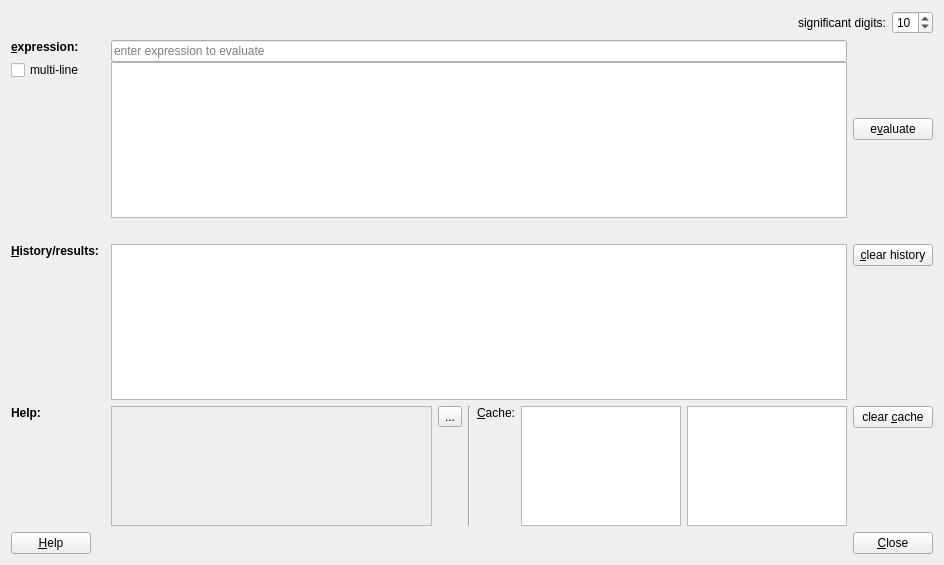
Before: the Qt Designer form plugins/qfe_calculator/qfecalculatordialog.ui in jkriege2/QuickFit3, drawn with Qt 5.
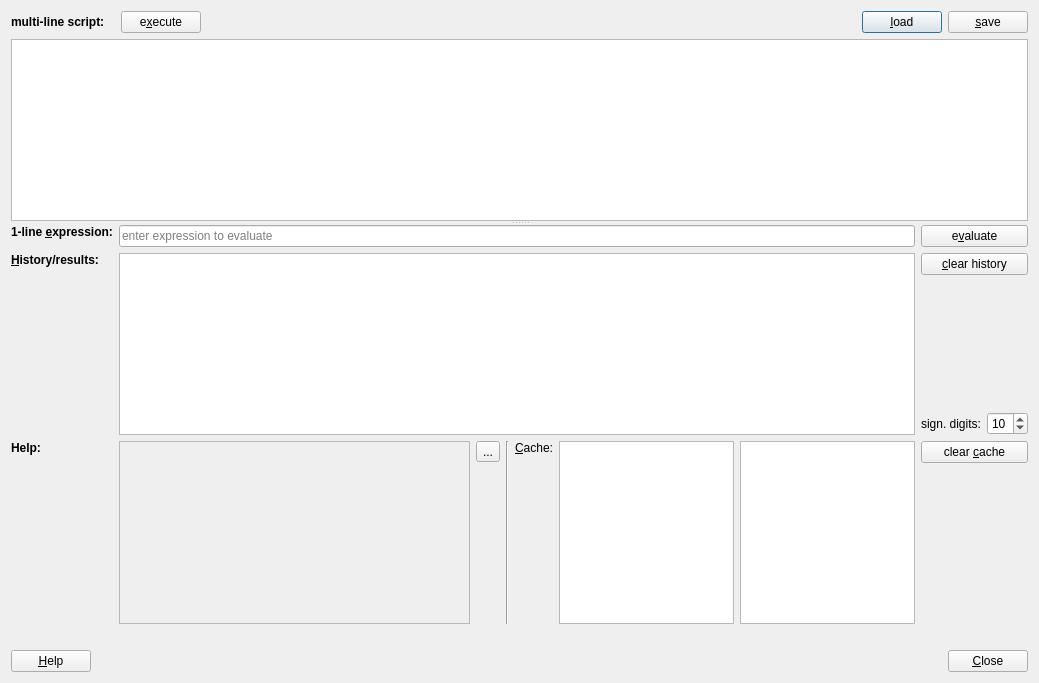
After: the same form once the commit is applied. Icons and pictures are not drawn. Custom widgets are drawn as their Qt base class.

Commit message: * improved user-interface with resizable (and always visible) editor for longer scripts

The edit to the form file:
```diff
--- a/plugins/qfe_calculator/qfecalculatordialog.ui
+++ b/plugins/qfe_calculator/qfecalculatordialog.ui
@@ -6,8 +6,8 @@
    <rect>
     <x>0</x>
     <y>0</y>
-    <width>944</width>
-    <height>565</height>
+    <width>1039</width>
+    <height>683</height>
    </rect>
   </property>
   <property name="windowTitle">
@@ -17,9 +17,91 @@
    <iconset resource="qfecalculator.qrc">
     <normaloff>:/qfe_calculator/qfecalculator.png</normaloff>:/qfe_calculator/qfecalculator.png</iconset>
   </property>
+  <layout class="QVBoxLayout" name="verticalLayout_5">
+   <item>
+    <widget class="QVisibleHandleSplitter" name="splitter">
+     <property name="orientation">
+      <enum>Qt::Vertical</enum>
+     </property>
+     <widget class="QWidget" name="gridLayoutWidget">
+      <layout class="QGridLayout" name="gridLayout_2">
+       <item row="0" column="2">
+        <spacer name="horizontalSpacer_3">
+         <property name="orientation">
+          <enum>Qt::Horizontal</enum>
+         </property>
+         <property name="sizeHint" stdset="0">
+          <size>
+           <width>40</width>
+           <height>20</height>
+          </size>
+         </property>
+        </spacer>
+       </item>
+       <item row="1" column="0" colspan="5">
+        <widget class="QPlainTextEdit" name="pteExpression"/>
+       </item>
+       <item row="0" column="3">
+        <widget class="QPushButton" name="btnLoad">
+         <property name="text">
+          <string>&amp;load</string>
+         </property>
+         <property name="icon">
+          <iconset resource="../../lib/lib.qrc">
+           <normaloff>:/lib/file_open.png</normaloff>:/lib/file_open.png</iconset>
+         </property>
+        </widget>
+       </item>
+       <item row="0" column="0">
+        <widget class="QLabel" name="label_7">
+         <property name="font">
+          <font>
+           <weight>75</weight>
+           <bold>true</bold>
+          </font>
+         </property>
+         <property name="text">
+          <string>multi-line script:   </string>
+         </property>
+         <property name="alignment">
+          <set>Qt::AlignLeading|Qt::AlignLeft|Qt::AlignVCenter</set>
+         </property>
+         <property name="buddy">
+          <cstring>pteExpression</cstring>
+         </property>
+        </widget>
+       </item>
+       <item row="0" column="4">
+        <widget class="QPushButton" name="btnSave">
+         <property name="text">
+          <string>&amp;save</string>
+         </property>
+         <property name="icon">
+          <iconset resource="../../lib/lib.qrc">
+           <normaloff>:/lib/save16.png</normaloff>:/lib/save16.png</iconset>
+         </property>
+        </widget>
+       </item>
+       <item row="0" column="1">
+        <widget class="QPushButton" name="btnEvaluateScript">
+         <property name="focusPolicy">
+          <enum>Qt::NoFocus</enum>
+         </property>
+         <property name="text">
+          <string>e&amp;xecute</string>
+         </property>
+         <property name="icon">
+          <iconset resource="qfecalculator.qrc">
+           <normaloff>:/qfe_calculator/qfecalculator.png</normaloff>:/qfe_calculator/qfecalculator.png</iconset>
+         </property>
+        </widget>
+       </item>
+      </layout>
+     </widget>
+     <widget class="QWidget" name="layoutWidget">
   <layout class="QGridLayout" name="gridLayout">
-   <item row="4" column="0">
-    <widget class="QLabel" name="label_4">
+       <item row="0" column="0">
+        <widget class="QLabel" name="label_6">
      <property name="font">
       <font>
        <weight>75</weight>
@@ -27,7 +109,7 @@
       </font>
      </property>
      <property name="text">
-      <string>Help:</string>
+          <string>1-line &amp;expression:</string>
      </property>
      <property name="alignment">
       <set>Qt::AlignLeading|Qt::AlignLeft|Qt::AlignTop</set>
@@ -37,26 +119,14 @@
      </property>
     </widget>
    </item>
-   <item row="3" column="0">
-    <widget class="QLabel" name="label_2">
-     <property name="font">
-      <font>
-       <weight>75</weight>
-       <bold>true</bold>
-      </font>
-     </property>
-     <property name="text">
-      <string>&amp;History/results:</string>
-     </property>
-     <property name="alignment">
-      <set>Qt::AlignLeading|Qt::AlignLeft|Qt::AlignTop</set>
-     </property>
-     <property name="buddy">
-      <cstring>edtExpression</cstring>
-     </property>
-    </widget>
-   </item>
-   <item row="1" column="3">
+       <item row="0" column="1">
+        <widget class="QFEnhancedLineEdit" name="edtExpression">
+         <property name="placeholderText">
+          <string>enter expression to evaluate</string>
+         </property>
+        </widget>
+       </item>
+       <item row="0" column="2">
     <widget class="QPushButton" name="btnEvaluate">
      <property name="focusPolicy">
       <enum>Qt::NoFocus</enum>
@@ -64,54 +134,107 @@
      <property name="text">
       <string>e&amp;valuate</string>
      </property>
-    </widget>
-   </item>
-   <item row="6" column="0" colspan="4">
-    <layout class="QHBoxLayout" name="horizontalLayout">
+         <property name="icon">
+          <iconset resource="qfecalculator.qrc">
+           <normaloff>:/qfe_calculator/qfecalculator.png</normaloff>:/qfe_calculator/qfecalculator.png</iconset>
+         </property>
+        </widget>
+       </item>
+       <item row="1" column="0">
+        <widget class="QLabel" name="label_2">
+         <property name="font">
+          <font>
+           <weight>75</weight>
+           <bold>true</bold>
+          </font>
+         </property>
+         <property name="text">
+          <string>&amp;History/results:</string>
+         </property>
+         <property name="alignment">
+          <set>Qt::AlignLeading|Qt::AlignLeft|Qt::AlignTop</set>
+         </property>
+         <property name="buddy">
+          <cstring>edtHistory</cstring>
+         </property>
+        </widget>
+       </item>
+       <item row="1" column="1">
+        <widget class="QPlainTextEdit" name="edtHistory">
+         <property name="readOnly">
+          <bool>true</bool>
+         </property>
+        </widget>
+       </item>
+       <item row="1" column="2">
+        <layout class="QVBoxLayout" name="verticalLayout">
      <item>
-      <widget class="QPushButton" name="pushButton">
+          <widget class="QPushButton" name="btnClearHistory">
        <property name="focusPolicy">
         <enum>Qt::NoFocus</enum>
        </property>
        <property name="text">
-        <string>&amp;Help</string>
+            <string>&amp;clear history</string>
        </property>
        <property name="icon">
         <iconset resource="../../lib/lib.qrc">
-         <normaloff>:/lib/help.png</normaloff>:/lib/help.png</iconset>
+             <normaloff>:/lib/clear.png</normaloff>:/lib/clear.png</iconset>
        </property>
       </widget>
      </item>
      <item>
-      <spacer name="horizontalSpacer">
+          <spacer name="verticalSpacer">
        <property name="orientation">
-        <enum>Qt::Horizontal</enum>
+            <enum>Qt::Vertical</enum>
        </property>
        <property name="sizeHint" stdset="0">
         <size>
-         <width>40</width>
-         <height>20</height>
+             <width>20</width>
+             <height>40</height>
         </size>
        </property>
       </spacer>
      </item>
      <item>
-      <widget class="QPushButton" name="pushButton_2">
-       <property name="focusPolicy">
-        <enum>Qt::NoFocus</enum>
-       </property>
+          <layout class="QHBoxLayout" name="horizontalLayout_3">
+           <item>
+            <widget class="QLabel" name="label_5">
        <property name="text">
-        <string>&amp;Close</string>
-       </property>
-       <property name="icon">
-        <iconset resource="../../lib/lib.qrc">
-         <normaloff>:/lib/exit.png</normaloff>:/lib/exit.png</iconset>
-       </property>
+              <string>sign. digits:</string>
+             </property>
+            </widget>
+           </item>
+           <item>
+            <widget class="QSpinBox" name="spinDigits">
+             <property name="minimum">
+              <number>1</number>
+             </property>
+             <property name="value">
+              <number>10</number>
+             </property>
       </widget>
      </item>
     </layout>
    </item>
-   <item row="4" column="2" rowspan="2">
+        </layout>
+       </item>
+       <item row="2" column="0">
+        <widget class="QLabel" name="label_4">
+         <property name="font">
+          <font>
+           <weight>75</weight>
+           <bold>true</bold>
+          </font>
+         </property>
+         <property name="text">
+          <string>Help:</string>
+         </property>
+         <property name="alignment">
+          <set>Qt::AlignLeading|Qt::AlignLeft|Qt::AlignTop</set>
+         </property>
+        </widget>
+       </item>
+       <item row="2" column="1">
     <layout class="QHBoxLayout" name="horizontalLayout_2" stretch="6,0,0,0,3,3">
      <item>
       <widget class="QScrollArea" name="scrollArea">
@@ -123,12 +246,21 @@
          <rect>
           <x>0</x>
           <y>0</y>
-          <width>322</width>
-          <height>118</height>
+              <width>354</width>
+              <height>177</height>
          </rect>
         </property>
         <layout class="QVBoxLayout" name="verticalLayout_4">
-         <property name="margin">
+             <property name="leftMargin">
+              <number>0</number>
+             </property>
+             <property name="topMargin">
+              <number>0</number>
+             </property>
+             <property name="rightMargin">
+              <number>0</number>
+             </property>
+             <property name="bottomMargin">
           <number>0</number>
          </property>
          <item>
@@ -201,7 +333,7 @@
         <set>Qt::AlignLeading|Qt::AlignLeft|Qt::AlignTop</set>
        </property>
        <property name="buddy">
-        <cstring>edtExpression</cstring>
+            <cstring>lstCache</cstring>
        </property>
       </widget>
      </item>
@@ -213,7 +345,7 @@
      </item>
     </layout>
    </item>
-   <item row="4" column="3" rowspan="2">
+       <item row="2" column="2">
     <layout class="QVBoxLayout" name="verticalLayout_2">
      <item>
       <widget class="QPushButton" name="btnClearCache">
@@ -223,6 +355,10 @@
        <property name="text">
         <string>clear &amp;cache</string>
        </property>
+           <property name="icon">
+            <iconset resource="../../lib/lib.qrc">
+             <normaloff>:/lib/clear.png</normaloff>:/lib/clear.png</iconset>
+           </property>
       </widget>
      </item>
      <item>
@@ -240,7 +376,11 @@
      </item>
     </layout>
    </item>
-   <item row="2" column="2" colspan="2">
+      </layout>
+     </widget>
+    </widget>
+   </item>
+   <item>
     <widget class="QLabel" name="labError">
      <property name="text">
       <string/>
@@ -250,44 +390,24 @@
      </property>
     </widget>
    </item>
-   <item row="3" column="2">
-    <widget class="QPlainTextEdit" name="edtHistory">
-     <property name="readOnly">
-      <bool>true</bool>
-     </property>
-    </widget>
-   </item>
-   <item row="3" column="3">
-    <layout class="QVBoxLayout" name="verticalLayout">
      <item>
-      <widget class="QPushButton" name="btnClearHistory">
+    <layout class="QHBoxLayout" name="horizontalLayout">
+     <item>
+      <widget class="QPushButton" name="pushButton">
        <property name="focusPolicy">
         <enum>Qt::NoFocus</enum>
        </property>
        <property name="text">
-        <string>&amp;clear history</string>
+        <string>&amp;Help</string>
+       </property>
+       <property name="icon">
+        <iconset resource="../../lib/lib.qrc">
+         <normaloff>:/lib/help.png</normaloff>:/lib/help.png</iconset>
        </property>
       </widget>
      </item>
      <item>
-      <spacer name="verticalSpacer">
-       <property name="orientation">
-        <enum>Qt::Vertical</enum>
-       </property>
-       <property name="sizeHint" stdset="0">
-        <size>
-         <width>20</width>
-         <height>40</height>
-        </size>
-       </property>
-      </spacer>
-     </item>
-    </layout>
-   </item>
-   <item row="0" column="0" colspan="4">
-    <layout class="QHBoxLayout" name="horizontalLayout_3">
-     <item>
-      <spacer name="horizontalSpacer_2">
+      <spacer name="horizontalSpacer">
        <property name="orientation">
         <enum>Qt::Horizontal</enum>
        </property>
@@ -300,82 +420,19 @@
       </spacer>
      </item>
      <item>
-      <widget class="QLabel" name="label_5">
-       <property name="text">
-        <string>significant digits:</string>
+      <widget class="QPushButton" name="pushButton_2">
+       <property name="focusPolicy">
+        <enum>Qt::NoFocus</enum>
        </property>
-      </widget>
-     </item>
-     <item>
-      <widget class="QSpinBox" name="spinDigits">
-       <property name="minimum">
-        <number>1</number>
-       </property>
-       <property name="value">
-        <number>10</number>
-       </property>
-      </widget>
-     </item>
-    </layout>
-   </item>
-   <item row="1" column="2">
-    <layout class="QVBoxLayout" name="verticalLayout_5">
-     <property name="spacing">
-      <number>0</number>
-     </property>
-     <item>
-      <widget class="QFEnhancedLineEdit" name="edtExpression">
-       <property name="placeholderText">
-        <string>enter expression to evaluate</string>
-       </property>
-      </widget>
-     </item>
-     <item>
-      <widget class="QPlainTextEdit" name="pteExpression"/>
-     </item>
-    </layout>
-   </item>
-   <item row="1" column="0" rowspan="2">
-    <layout class="QVBoxLayout" name="verticalLayout_6">
-     <item>
-      <widget class="QLabel" name="label">
-       <property name="font">
-        <font>
-         <weight>75</weight>
-         <bold>true</bold>
-        </font>
-       </property>
        <property name="text">
-        <string>&amp;expression:</string>
+        <string>&amp;Close</string>
        </property>
-       <property name="alignment">
-        <set>Qt::AlignLeading|Qt::AlignLeft|Qt::AlignTop</set>
+       <property name="icon">
+        <iconset resource="../../lib/lib.qrc">
+         <normaloff>:/lib/exit.png</normaloff>:/lib/exit.png</iconset>
        </property>
-       <property name="buddy">
-        <cstring>edtExpression</cstring>
-       </property>
       </widget>
      </item>
-     <item>
-      <widget class="QCheckBox" name="chkMultiline">
-       <property name="text">
-        <string>multi-line</string>
-       </property>
-      </widget>
-     </item>
-     <item>
-      <spacer name="verticalSpacer_4">
-       <property name="orientation">
-        <enum>Qt::Vertical</enum>
-       </property>
-       <property name="sizeHint" stdset="0">
-        <size>
-         <width>20</width>
-         <height>40</height>
-        </size>
-       </property>
-      </spacer>
-     </item>
     </layout>
    </item>
   </layout>
@@ -386,6 +443,12 @@
    <extends>QLineEdit</extends>
    <header>qfenhancedlineedit.h</header>
   </customwidget>
+  <customwidget>
+   <class>QVisibleHandleSplitter</class>
+   <extends>QSplitter</extends>
+   <header>qvisiblehandlesplitter.h</header>
+   <container>1</container>
+  </customwidget>
  </customwidgets>
  <tabstops>
   <tabstop>edtHistory</tabstop>
```
Left out of the diff: 24 changed lines with no effect on the pictures. Lines whose indentation alone changed are shown as unchanged. The commit also changes 3 other files.
